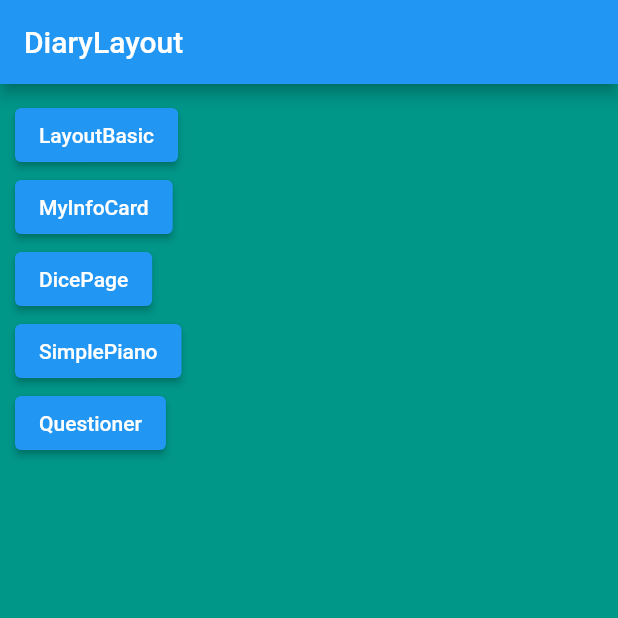
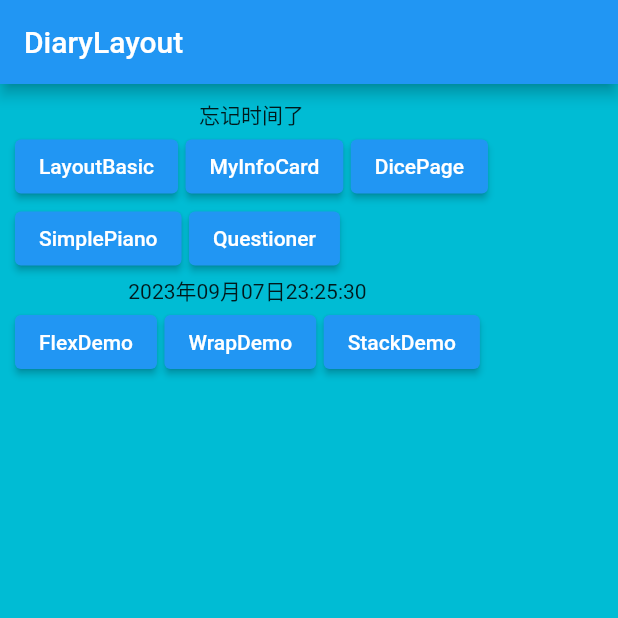
Before and after one commit to Aohan-Zhang/flutter_study_diary, a Flutter app: the screen it shows after launch, on a phone screen of 412 x 824 dp, the top half of it. Run offline on Flutter 3.47's test engine with Material 2 defaults, Android fonts, the phone set to English and light mode, and no system bars; our stand-ins replace flutter_svg.

Commit message:
2023.09.07 add network permission(ios/android) modify catalogue column -> wrap stu flex, stack, wrap

```diff
--- a/lib/diary_layout.dart
+++ b/lib/diary_layout.dart
@@ -1,22 +1,29 @@
+import 'package:flutter/foundation.dart';
 import 'package:flutter/material.dart';
 
 class DiaryLayout extends StatelessWidget {
   final BuildContext context;
   final Widget content;
   final bool showBack;
+  final String title;
 
   const DiaryLayout(
       {super.key,
       required this.context,
       required this.content,
+      this.title = "",
       this.showBack = true});
 
   @override
   Widget build(BuildContext context) {
+    if (kDebugMode) {
+      print(context.widget.runtimeType.toString());
+    }
     return MaterialApp(
       home: Scaffold(
         appBar: AppBar(
-          title: Text(context.widget.runtimeType.toString()),
+          title: Text(
+              title.isEmpty ? context.widget.runtimeType.toString() : title),
           leading: showBack
               ? IconButton(
                   onPressed: () => {Navigator.of(context).pop()},
@@ -24,7 +31,7 @@ class DiaryLayout extends StatelessWidget {
                 )
               : null,
         ),
-        backgroundColor: Colors.teal,
+        backgroundColor: Colors.cyan,
         body: SafeArea(
           child: content,
         ),
--- a/lib/main.dart
+++ b/lib/main.dart
@@ -1,4 +1,7 @@
 import 'package:flutter/material.dart';
+import 'package:flutter_study_diary/20230907/flex_demo.dart';
+import 'package:flutter_study_diary/20230907/stack_demo.dart';
+import 'package:flutter_study_diary/20230907/wrap_demo.dart';
 import 'package:flutter_study_diary/diary_layout.dart';
 import 'package:flutter_study_diary/c03/dice_page.dart';
 import 'package:flutter_study_diary/c01/layout_basic.dart';
@@ -30,17 +33,41 @@ class _CatalogueState extends State<Catalogue> {
           padding: const EdgeInsets.only(left: 10, top: 10),
           child: Column(
             crossAxisAlignment: CrossAxisAlignment.start,
-            children: <Widget>[
-              catalogueItem(context: context, target: const LayoutBasic()),
-              catalogueItem(context: context, target: const MyInfoCard()),
-              catalogueItem(context: context, target: const DicePage()),
-              catalogueItem(context: context, target: const SimplePiano()),
-              catalogueItem(context: context, target: const Questioner()),
+            children: [
+              diaryItem(
+                time: "忘记时间了",
+                content: [
+                  catalogueItem(context: context, target: const LayoutBasic()),
+                  catalogueItem(context: context, target: const MyInfoCard()),
+                  catalogueItem(context: context, target: const DicePage()),
+                  catalogueItem(context: context, target: const SimplePiano()),
+                  catalogueItem(context: context, target: const Questioner()),
+                ],
+              ),
+              diaryItem(
+                time: "2023年09月07日23:25:30",
+                content: [
+                  catalogueItem(context: context, target: const FlexDemo()),
+                  catalogueItem(context: context, target: const WrapDemo()),
+                  catalogueItem(context: context, target: const StackDemo()),
+                ],
+              ),
             ],
           ),
         ),
       ),
     );
+  }
+
+  Column diaryItem({required String time, required List<Widget> content}) {
+    return Column(children: [
+      Text(time),
+      Wrap(
+        spacing: 5,
+        direction: Axis.horizontal,
+        children: content,
+      )
+    ]);
   }
 
   ElevatedButton catalogueItem({
--- a/pubspec.yaml
+++ b/pubspec.yaml
@@ -24,6 +24,7 @@ dev_dependencies:
 
 flutter:
   assets:
-    - images/..
+    - images/dice/..
+    - images/my_info_card/..
     - asserts/..
   uses-material-design: true
```
Also changed, not shown: lib/20230907/flex_demo.dart (added, +91 -0 lines), lib/20230907/stack_demo.dart (added, +31 -0 lines), lib/20230907/wrap_demo.dart (added, +58 -0 lines), 3 other files.
